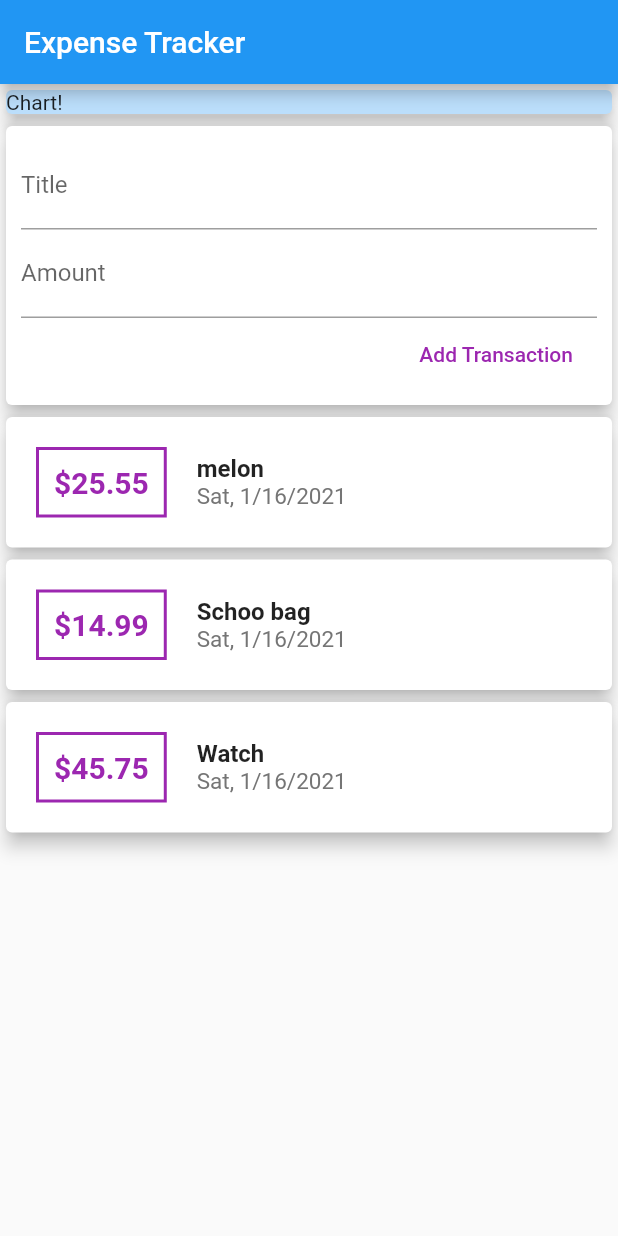
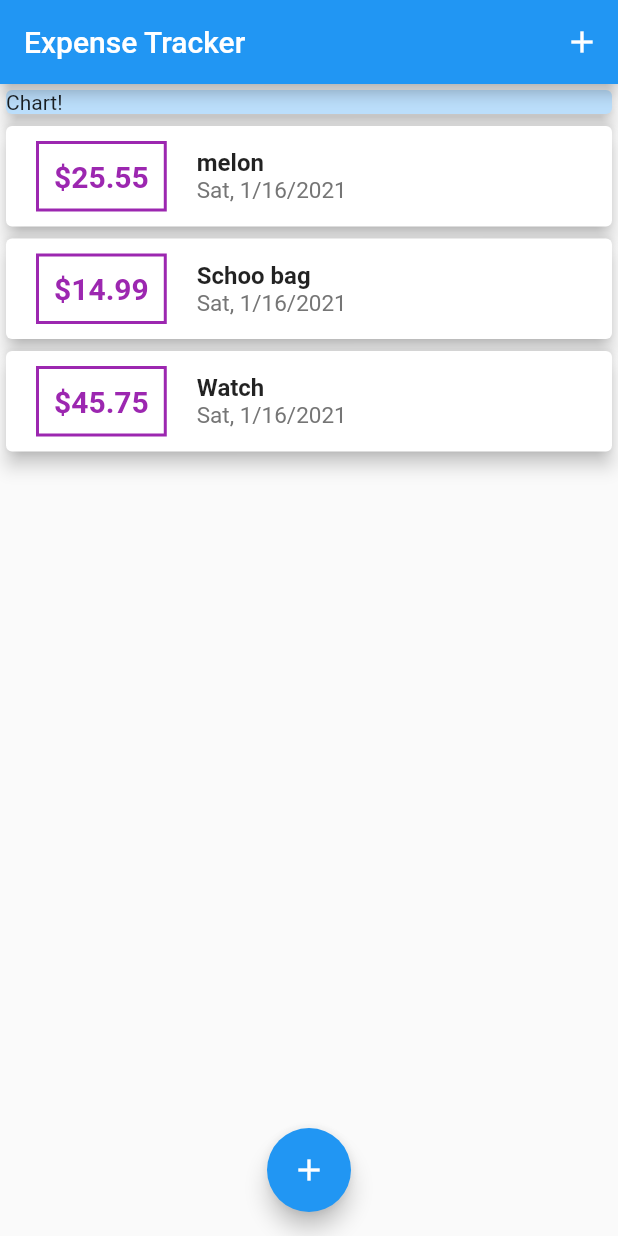
Before and after one commit to kylieyoo55/expense-tracker, a Flutter app: the screen it shows after launch, on a phone screen of 412 x 824 dp. Run offline on Flutter 3.47's test engine with Material 2 defaults, Android fonts, the phone set to English and light mode, and no system bars.

Commit message:
complete modelsheet

```diff
--- a/lib/main.dart
+++ b/lib/main.dart
@@ -1,5 +1,8 @@
+import 'package:exp_tracker/widget/transaction_list.dart';
 import 'package:flutter/material.dart';
-import './widget/user_transaction.dart';
+import './widget/transaction_list.dart';
+import './widget/transaction_input.dart';
+import './models/transaction.dart';
 
 void main() {
   runApp(MyApp());
@@ -17,15 +20,73 @@ class MyApp extends StatelessWidget {
   }
 }
 
-class MyHomePage extends StatelessWidget {
+class MyHomePage extends StatefulWidget {
+  @override
+  _MyHomePageState createState() => _MyHomePageState();
+}
+
+class _MyHomePageState extends State<MyHomePage> {
+  final List<Transaction> _userTransaction = [
+    Transaction(
+      title: "melon",
+      amount: 25.55,
+      date: DateTime.now(),
+      id: DateTime.now().toString(),
+    ),
+    Transaction(
+      title: "Schoo bag",
+      amount: 14.99,
+      date: DateTime.now(),
+      id: DateTime.now().toString(),
+    ),
+    Transaction(
+      title: "Watch",
+      amount: 45.75,
+      date: DateTime.now(),
+      id: DateTime.now().toString(),
+    )
+  ];
+
+  void _addTx(String txTitle, double txAmount) {
+    final newTx = Transaction(
+      title: txTitle,
+      amount: txAmount,
+      date: DateTime.now(),
+      id: DateTime.now().toString(),
+    );
+
+    setState(() {
+      _userTransaction.add(newTx);
+    });
+  }
+
+  void _showNewTransaction(BuildContext ctx) {
+    showModalBottomSheet(
+        context: ctx,
+        builder: (_) {
+          return GestureDetector(
+            child: TxInput(_addTx),
+            onTap: () {},
+            behavior: HitTestBehavior.opaque,
+          );
+        });
+  }
+
   @override
   Widget build(BuildContext context) {
     return Scaffold(
-      resizeToAvoidBottomPadding:false,
+      resizeToAvoidBottomPadding: false,
       appBar: AppBar(
         title: Text("Expense Tracker"),
+        actions: <Widget>[
+          IconButton(
+            icon: Icon(Icons.add),
+            onPressed: () => _showNewTransaction(context),
+          ),
+        ],
       ),
       body: SafeArea(
+        child: SingleChildScrollView(
           child: Column(
             children: <Widget>[
               Container(
@@ -36,9 +97,15 @@ class MyHomePage extends StatelessWidget {
                   elevation: 5,
                 ),
               ),
-              UserTransaction(),
+              TxList(_userTransaction),
             ],
           ),
+        ),
+      ),
+      floatingActionButtonLocation: FloatingActionButtonLocation.centerFloat,
+      floatingActionButton: FloatingActionButton(
+        child: Icon(Icons.add),
+        onPressed: () => _showNewTransaction(context),
       ),
     );
   }
--- a/lib/widget/transaction_list.dart
+++ b/lib/widget/transaction_list.dart
@@ -19,7 +19,7 @@ return Card(
                 child: Row(
                   children: <Widget>[
                     Container(
-                      margin: EdgeInsets.symmetric(vertical: 20, horizontal: 20),
+                      margin: EdgeInsets.symmetric(vertical: 10, horizontal: 20),
                       child: Text(
                         "\$${userTransaction[index].amount.toStringAsFixed(2)}",
                         style: TextStyle(
--- a/lib/widget/user_transaction.dart
+++ /dev/null
@@ -1,59 +0,0 @@
-import 'package:flutter/material.dart';
-import '../widget/transaction_input.dart';
-import '../widget/transaction_list.dart';
-import '../models/transaction.dart';
-
-class UserTransaction extends StatefulWidget {
-
-
-  @override
-  _UserTransactionState createState() => _UserTransactionState();
-}
-
-class _UserTransactionState extends State<UserTransaction> {
-
-
-  final List<Transaction> _userTransaction = [
-    Transaction(
-   title: "melon",
-      amount: 25.55,
-      date: DateTime.now(),
-      id: DateTime.now().toString(),
- ),
- Transaction(
-   title: "Schoo bag",
-      amount: 14.99,
-      date: DateTime.now(),
-      id: DateTime.now().toString(),
- ),
- Transaction(
-   title: "Watch",
-      amount: 45.75,
-      date: DateTime.now(),
-      id: DateTime.now().toString(),
- )
-  ];
-
-
-void _addTx(String txTitle, double txAmount){
-final newTx=Transaction(
-   title: txTitle,
-      amount: txAmount,
-      date: DateTime.now(),
-      id: DateTime.now().toString(),
- );
-
-setState(() {
-  _userTransaction.add(newTx);
-});
-
-}
-
-  @override
-  Widget build(BuildContext context) {
-    return Column(children: [
-         TxInput(_addTx),
-         TxList(_userTransaction),
-    ]);
-}
-}
```
Lines whose indentation alone changed are shown as unchanged.
